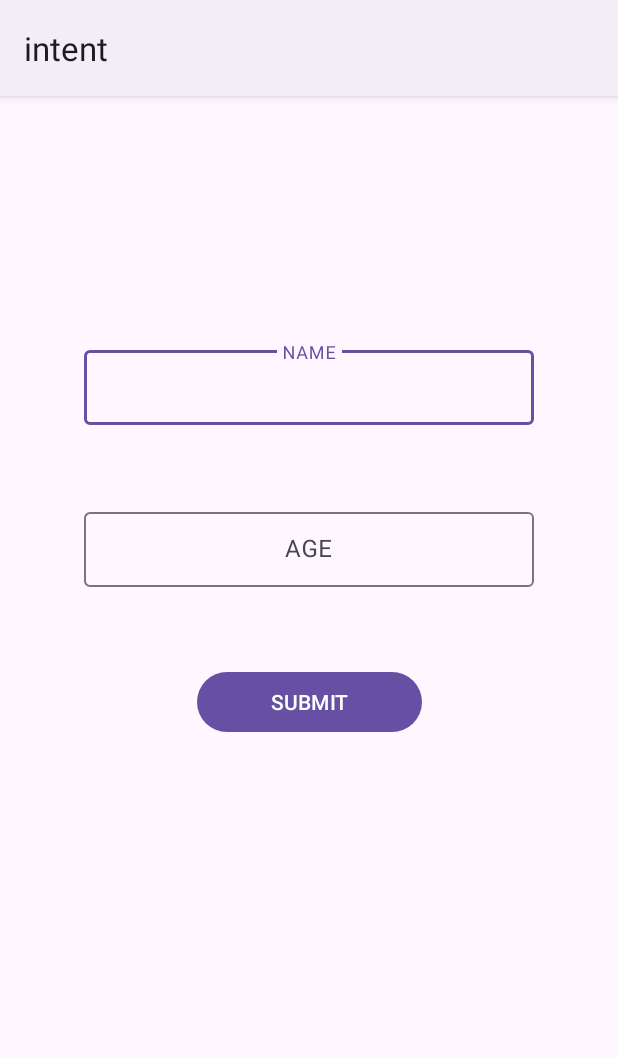
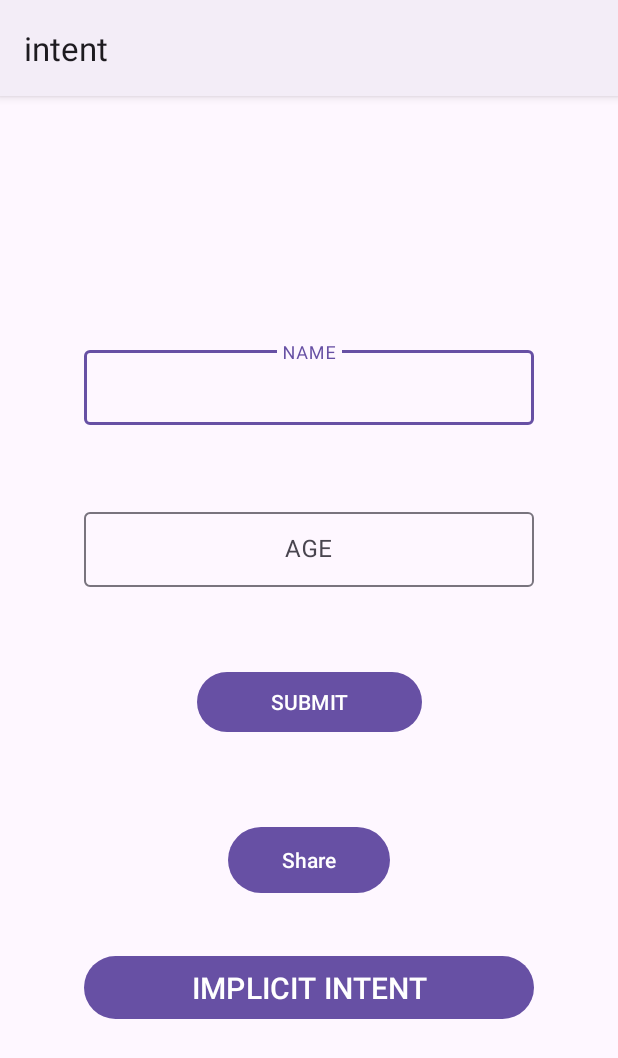
Before and after one commit to mohittalwar23/androiddev, an Android app: the screen it shows after launch (MainActivity), on a phone screen of 412 x 824 dp. Shown: the top 1058 px of the screen. Run offline under Robolectric (Android 15) with nearby library versions, the phone set to English and light mode, and no system bars.

Commit message:
implicit intents done

```diff
--- a/intent/app/src/main/java/com/example/intent/MainActivity.kt
+++ b/intent/app/src/main/java/com/example/intent/MainActivity.kt
@@ -1,6 +1,7 @@
 package com.example.intent
 
 import android.content.Intent
+import android.net.Uri
 import androidx.appcompat.app.AppCompatActivity
 import android.os.Bundle
 import android.widget.Button
@@ -10,6 +11,9 @@ class MainActivity : AppCompatActivity() {
     lateinit var name : TextView
     lateinit var age : TextView
     lateinit var sendb : Button
+    lateinit var google1 : Button
+    lateinit var shareButton: Button
+
     override fun onCreate(savedInstanceState: Bundle?) {
         super.onCreate(savedInstanceState)
         setContentView(R.layout.activity_main)
@@ -17,6 +21,10 @@ class MainActivity : AppCompatActivity() {
         name = findViewById(R.id.inputName)
         age = findViewById(R.id.inputAge)
         sendb = findViewById(R.id.submit)
+        google1 = findViewById(R.id.openG)
+        shareButton = findViewById(R.id.shareB)
+
+
 
         sendb.setOnClickListener{
             var userName:String = name.text.toString()
@@ -27,6 +35,19 @@ class MainActivity : AppCompatActivity() {
             startActivity(intent)
         }
 
+        google1.setOnClickListener {
+            val intent = Intent(Intent.ACTION_VIEW, Uri.parse("https://www.google.com/"))
+            startActivity(intent)
+        }
+        shareButton.setOnClickListener {
+            val textToShare = name.text.toString()
+            val shareIntent = Intent().apply {
+                action = Intent.ACTION_SEND
+                type = "text/plain"
+                putExtra(Intent.EXTRA_TEXT, textToShare)
+            }
+            startActivity(Intent.createChooser(shareIntent, "Share via"))
+        }
 
     }
 }
--- a/intent/app/src/main/res/layout/activity_main.xml
+++ b/intent/app/src/main/res/layout/activity_main.xml
@@ -53,4 +53,32 @@
             android:gravity="center"
             android:hint="AGE" />
     </com.google.android.material.textfield.TextInputLayout>
+
+    <Button
+        android:id="@+id/openG"
+        android:layout_width="300dp"
+        android:layout_height="50dp"
+        android:gravity="center"
+        android:text="IMPLICIT INTENT"
+        android:textSize="20sp"
+        app:layout_constraintBottom_toBottomOf="parent"
+        app:layout_constraintEnd_toEndOf="parent"
+        app:layout_constraintStart_toStartOf="parent"
+        app:layout_constraintTop_toBottomOf="@+id/submit" />
+
+    <Button
+        android:id="@+id/shareB"
+        android:layout_width="108dp"
+        android:layout_height="52dp"
+        android:layout_marginStart="167dp"
+        android:layout_marginTop="56dp"
+        android:layout_marginEnd="153dp"
+        android:layout_marginBottom="38dp"
+        android:text="Share"
+        app:layout_constraintBottom_toTopOf="@+id/openG"
+        app:layout_constraintEnd_toEndOf="parent"
+        app:layout_constraintHorizontal_bias="0.941"
+        app:layout_constraintStart_toStartOf="parent"
+        app:layout_constraintTop_toBottomOf="@+id/submit"
+        app:layout_constraintVertical_bias="0.25" />
 </androidx.constraintlayout.widget.ConstraintLayout>
```
